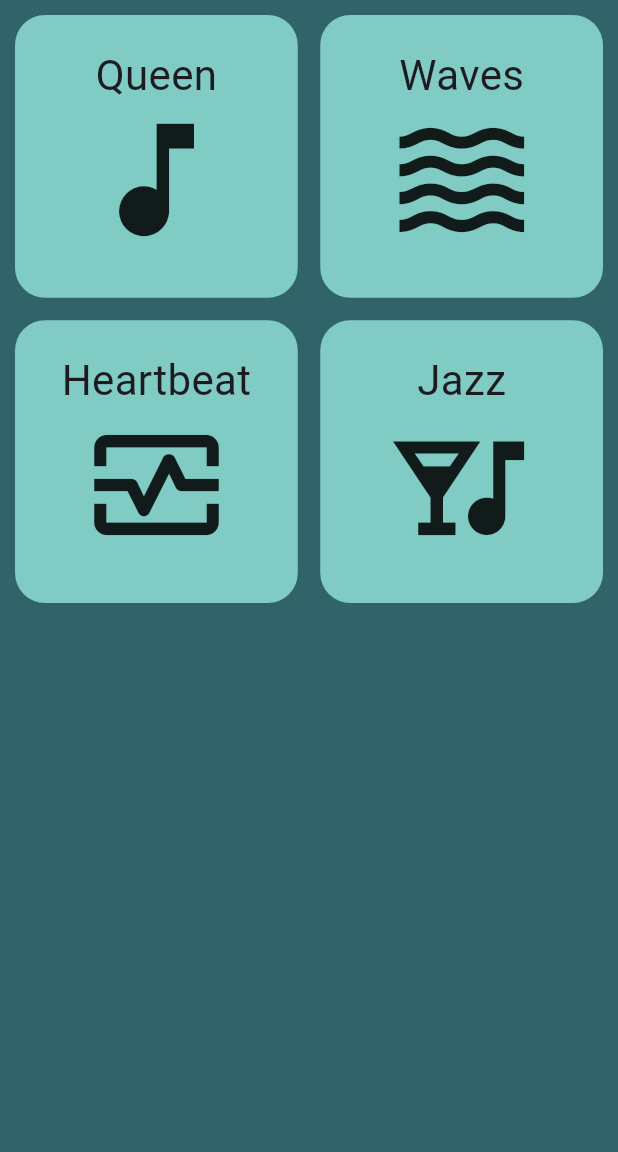
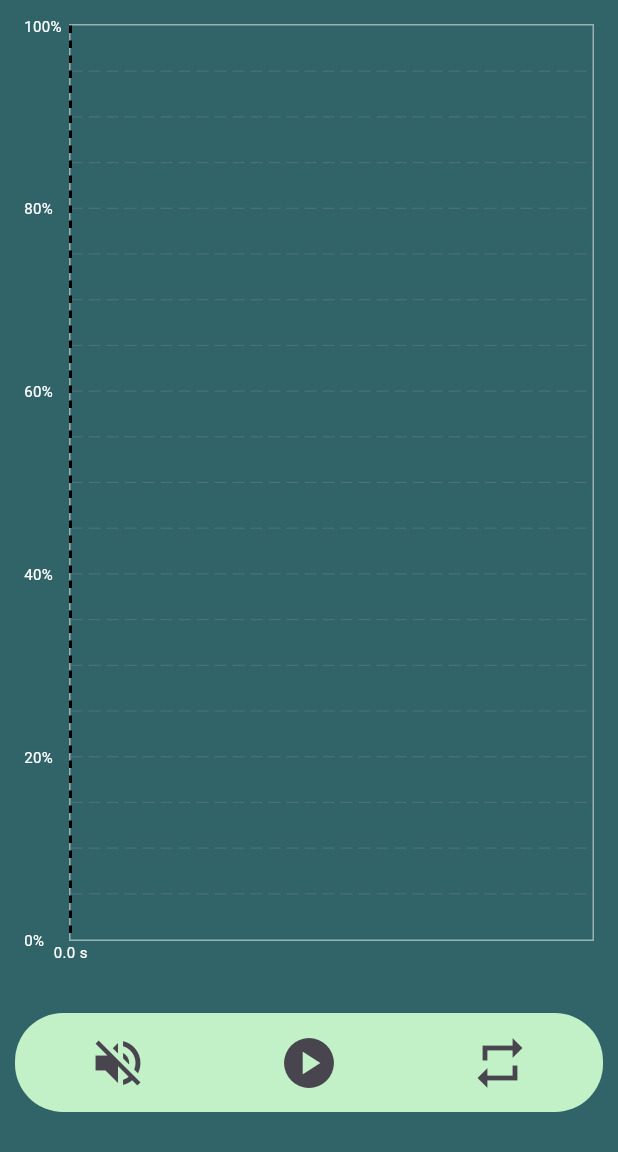
Before and after one commit to b-a-hanley/AnchoredMind, a Flutter app: the screen it shows after launch, after a tap on "Feel", on a phone screen of 412 x 824 dp, the part 84-1236 px from its top. Run offline on Flutter 3.47's test engine with Material 3 defaults, Android fonts, the phone set to English and light mode, and no system bars; drawn by our look-alikes of fl_chart; our stand-ins replace audioplayers, flick_video_player, vibration, video_player; generated files the repository leaves out were written again.

Commit message:
update feel pages

```diff
--- a/frontend/lib/pages/feel_page.dart
+++ b/frontend/lib/pages/feel_page.dart
@@ -1,115 +1,233 @@
 import 'package:flutter/material.dart';
+import 'package:frontend/services/audio_player_service.dart';
+import 'package:frontend/services/haptic_service.dart';
+import '../components/my_colours.dart';
 import '../components/my_app_bar.dart';
-import '../components/my_card.dart';
-import '../components/my_colours.dart';
 import 'package:flutter_gen/gen_l10n/app_localizations.dart';
-import 'package:vibration/vibration.dart';
+import 'package:fl_chart/fl_chart.dart';
 
-class FeelPage extends StatelessWidget {
+class FeelPage extends StatefulWidget {
   const FeelPage({super.key});
+
+  @override
+  FeelPageState createState() =>
+      FeelPageState(); // Returning the state of the widget
+}
+
+class FeelPageState extends State<FeelPage> {
+  final hapticService = HapticService();
+  final audioService = AudioPlayerService();
+  List<int> pattern = [];
+  List<int> intensities = [];
+  List<FlSpot> graphData = [];
+  int currentDuration = 0;
+  String patternString = "";
+  String intensitiesString = "";
+  int sum = 0;
+  double chosenIntensity = 100;
+  bool loopingOn = false;
+  bool isPlaying = false;
+  bool audioOn = false;
+
+  @override
+  void initState() {
+    super.initState();
+    pattern = hapticService.getPattern();
+    intensities = hapticService.getIntensities();
+    combineData(pattern, intensities);
+  }
+
+  void graphUpdate() {
+    sum = pattern.sublist(0, pattern.length - 1).reduce((a, b) => a + b);
+    Future.doWhile(() async {
+      await Future.delayed(Duration(milliseconds: 200));
+      bool isFinished = false;
+      setState(() {
+        if (currentDuration < sum) {
+          currentDuration += 200;
+        } else {
+
+          currentDuration = 0;
+          isFinished = true;
+
+        }
+      });
+      if (isFinished&&loopingOn) {
+        hapticService.play(chosenIntensity);
+      }
+      if (isFinished&&!loopingOn||!isPlaying) {
+        isPlaying=false;
+        currentDuration=0;
+        audioService.stop();
+        return false;
+      }
+
+      return true;
+    });
+  }
+
+  void combineData(List<int> pattern, List<int> intensities) {
+    sum = 0;
+    for (int i = 0; i < pattern.length; i++) {
+      if (i > 0) {
+        sum = pattern.sublist(0, i).reduce((a, b) => a + b);
+      }
+
+      // patternString += "${pattern[i]} + ";
+      // intensitiesString += "${intensities[i]} + ";
+      graphData
+          .add(FlSpot(sum.toDouble(), (intensities[i].toDouble() / 255 * 100)));
+      graphData.add(FlSpot(sum.toDouble() + pattern[i].toDouble() - 1,
+          (intensities[i].toDouble() / 255 * 100)));
+    }
+  }
+
+  @override
+  void dispose() {
+    super.dispose();
+    hapticService.stop();
+  }
 
   @override
   Widget build(BuildContext context) {
     return Scaffold(
       backgroundColor: MyColours.backgroundGreen,
-      appBar: MyAppBar(name: AppLocalizations.of(context)!.feel, context),
-      body: GridView.count(
-          primary: false,
-          padding: const EdgeInsets.all(10),
-          crossAxisSpacing: 15,
-          mainAxisSpacing: 15,
-          crossAxisCount: 2,
-          children: <Widget>[
-            MyCard(
-              name: "Queen",
-              icon: Icons.music_note,
-              onPressed: () {
-                anotherOneBitesTheDust();
-              }
+      appBar: MyAppBar(context, name: AppLocalizations.of(context)!.feel),
+      body: Column(children: [
+        Padding(
+          padding: const EdgeInsets.all(16.0),
+          child: AspectRatio(
+            aspectRatio: 0.6,
+            child: LineChart(
+              LineChartData(
+                titlesData: FlTitlesData(
+                  bottomTitles: AxisTitles(
+                    sideTitles: SideTitles(
+                      showTitles: true,
+                      interval: 500,
+                      getTitlesWidget: (value, meta) => Text(
+                          '${value.toInt() / 1000} s',
+                          style:
+                              TextStyle(fontSize: 10, color: MyColours.white)),
+                    ),
+                  ),
+                  leftTitles: AxisTitles(
+                    sideTitles: SideTitles(
+                      showTitles: true,
+                      reservedSize: 30,
+                      interval: 20,
+                      getTitlesWidget: (value, meta) => Text(
+                          '${value.toInt()}%',
+                          style:
+                              TextStyle(fontSize: 10, color: MyColours.white)),
+                    ),
+                  ),
+                  topTitles:
+                      AxisTitles(sideTitles: SideTitles(showTitles: false)),
+                  rightTitles:
+                      AxisTitles(sideTitles: SideTitles(showTitles: false)),
+                ),
+                borderData: FlBorderData(
+                  show: true,
+                  border: Border.all(color: Colors.white.withOpacity(0.5)),
+                ),
+                minY: 0,
+                maxY: 100,
+                lineBarsData: [
+                  LineChartBarData(
+                    spots: graphData,
+                    barWidth: 3,
+                    color: Colors.white,
+                    belowBarData: BarAreaData(
+                      show: true,
+                      color: Colors.white.withOpacity(0.2),
+                    ),
+                    dotData: FlDotData(show: false),
+                  ),
+                ],
+                extraLinesData: ExtraLinesData(
+                  verticalLines: [
+                    VerticalLine(
+                      x: currentDuration.toDouble(),
+                      color: MyColours.black,
+                      strokeWidth: 2,
+                      dashArray: [5, 5],
+                      label: VerticalLineLabel(
+                        show: true,
+                        alignment: Alignment.topRight,
+                        style: TextStyle(color: MyColours.white, fontSize: 10),
+                        labelResolver: (line) => '${currentDuration / 1000} s',
+                      ),
+                    ),
+                  ],
+                ),
+              ),
             ),
-            MyCard(
-              name: "Waves",
-              icon: Icons.waves,
-              onPressed: () {
-                waves();
-              }
-            ),
-            MyCard(
-              name: "Heartbeat",
-              icon: Icons.monitor_heart_outlined,
-              onPressed: () {
-                heartrate();
-              }
-            ),
-            MyCard(
-              name: "Jazz",
-              icon: Icons.nightlife,
-              onPressed: () {
-                jazz();
-              }
-            ),
-          ],
+          ),
         ),
+        // Text(patternString),
+        // Text(intensitiesString),
+        Container(
+          margin: EdgeInsets.all(10),
+          padding: const EdgeInsets.all(5),
+          decoration: BoxDecoration(
+            color: MyColours.primary,
+            borderRadius: BorderRadius.circular(32),
+          ),
+          child: Column(children: [
+            // Slider(
+            //   value: chosenIntensity,
+            //   min: 0,
+            //   max: 100,
+            //   label: "$chosenIntensity%",
+            //   thumbColor: MyColours.backgroundGreen,
+            //   activeColor: MyColours.darkTeal,
+            //   inactiveColor: MyColours.black,
+            //   onChanged: (double value) {
+            //     setState(() {
+            //       chosenIntensity = value;
+            //     });
+            //   },
+            // ),
+            Row(mainAxisAlignment: MainAxisAlignment.spaceAround, children: [
+              IconButton(
+                icon: Icon(Icons.volume_off, size: 40),
+                onPressed: () {},
+              ),
+              IconButton(
+                icon: Icon(
+                  (isPlaying) ? Icons.stop_circle : Icons.play_circle,
+                  size: 40,
+                ),
+                onPressed: () {
+                  isPlaying = !isPlaying;
+                  if (isPlaying) {
+                    hapticService.play(chosenIntensity);
+                    currentDuration=0;
+                    graphUpdate();
+                    audioService.play();
+                  }
+                  else {
+                    currentDuration=0;
+                    hapticService.stop();
+                  }
+                },
+              ),
+              IconButton(
+                icon: Icon(
+                  (!loopingOn) ? Icons.repeat : Icons.repeat_on,
+                  size: 40,
+                ),
+                onPressed: () {
+                  setState(() {
+                  loopingOn = !loopingOn;
+                  });
+                },
+              )
+            ]),
+          ]),
+        ),
+      ]),
     );
   }
 }
-
-void anotherOneBitesTheDust() async {
-  if (await Vibration.hasVibrator()) {
-    List<int> pattern = [
-      300, 226, 300, 226, 300, 226, 300, 226, 127, 76, 127, 76, 127, 76, 80, 26, 80, 26, 500, 26, 127, 76, 80,
-      26, 80, 26, 300, 226, 300, 226, 300, 226, 300, 226, 127, 76, 127, 76, 127, 76, 80, 26, 80, 26, 500, 26,
-      127, 76, 80, 26, 80, 26, 300, 226, 300, 226, 300, 226, 300, 226, 127, 76, 127, 76, 127, 76, 80, 26, 80,
-      26, 500, 26, 127, 76, 80, 26, 80, 26, 300, 226, 300, 226, 300, 226, 300, 226, 127, 76, 127, 76, 127, 76,
-      80, 26, 80, 26, 500, 26, 127, 76, 80, 26, 80, 26,
-    ];
-    List<int> intensities = [
-      255, 0, 255, 0, 255, 0, 255, 0, 255, 0, 255, 0, 255, 0, 255, 0, 255, 0, 255, 0, 255, 0, 255, 0, 255, 0,
-      255, 0, 255, 0, 255, 0, 255, 0, 255, 0, 255, 0, 255, 0, 255, 0, 255, 0, 255, 0, 255, 0, 255, 0, 255, 0,
-      255, 0, 255, 0, 255, 0, 255, 0, 255, 0, 255, 0, 255, 0, 255, 0, 255, 0, 255, 0, 255, 0, 255, 0, 255, 0,
-      255, 0, 255, 0, 255, 0, 255, 0, 255, 0, 255, 0, 255, 0, 255, 0, 255, 0, 255, 0, 255, 0, 255, 0, 255, 0
-    ];
-
-    Vibration.vibrate(pattern: pattern, intensities: intensities);
-  }
-}
-
-void waves() async {
-  if (await Vibration.hasVibrator()) {
-    List<int> pattern = [
-      100, 900, 100, 900, 100, 900, 100, 900, 100, 900, 100, 900, 100, 900, 100,
-    ];
-    List<int> intensities = [
-      255, 0, 255, 0, 255, 0, 255, 0, 255, 0, 255, 0,
-    ];
-
-    Vibration.vibrate(pattern: pattern, intensities: intensities);
-  }
-}
-
-void heartrate() async {
-  if (await Vibration.hasVibrator()) {
-    List<int> pattern = [
-      700, 200, 700, 200, 700, 200, 700, 200, 700, 200, 700, 200, 700, 200, 700,
-    ];
-    List<int> intensities = [
-      255, 0, 255, 0, 255, 0, 255, 0, 255, 0, 255, 0,
-    ];
-
-    Vibration.vibrate(pattern: pattern, intensities: intensities);
-  }
-}
-
-void jazz() async {
-  if (await Vibration.hasVibrator()) {
-    List<int> pattern = [
-      200, 200, 600, 300, 200, 200, 600, 300, 200, 200, 600, 300, 200, 200, 600, 300, 200, 200, 600, 300, 200, 200,
-      600, 300, 200, 200, 600, 300, 200, 200, 600, 300,
-    ];
-    List<int> intensities = [
-      255, 0, 255, 0, 255, 0, 255, 0, 255, 0, 255, 0, 255, 0, 255, 0, 255, 0, 255, 0, 255, 0, 255, 0,
-    ];
-
-    Vibration.vibrate(pattern: pattern, intensities: intensities);
-  }
-}
--- /dev/null
+++ b/frontend/lib/services/haptic_service.dart
@@ -0,0 +1,47 @@
+import 'package:frontend/objects/custom_feedback.dart';
+import 'package:vibration/vibration.dart';
+
+class HapticService {
+
+  static HapticService? _instance;
+
+  HapticService._internal();
+
+  factory HapticService() {
+    _instance ??= HapticService._internal();
+    return _instance!;
+  }
+
+  String asset = "";
+  String name = "";
+  List<int> pattern = [];
+  List<int> intensities = [];
+  List<int> timeStamps = [];
+
+  Future<void> setHaptic(CustomFeedback haptic) async {
+    pattern = haptic.getPattern();
+    intensities = haptic.getIntensities();
+  }
+
+  Future<void> play(chosenIntensity) async {
+    if (await Vibration.hasVibrator()) {
+      Vibration.vibrate(
+        pattern: pattern,
+        intensities: intensities.map((indexIntensity) => indexIntensity ~/(chosenIntensity*100)).toList()
+      );
+    }
+  }
+
+  List<int> getIntensities() {
+    return intensities;
+  }
+
+  List<int> getPattern() {
+    return pattern;
+  }
+
+  Future<void> stop() async {
+    Vibration.cancel();
+  }
+
+}
```
Also changed, not shown: frontend/lib/objects/custom_feedback.dart (added, +35 -0 lines), frontend/lib/pages/feel_list_page.dart (added, +82 -0 lines).
